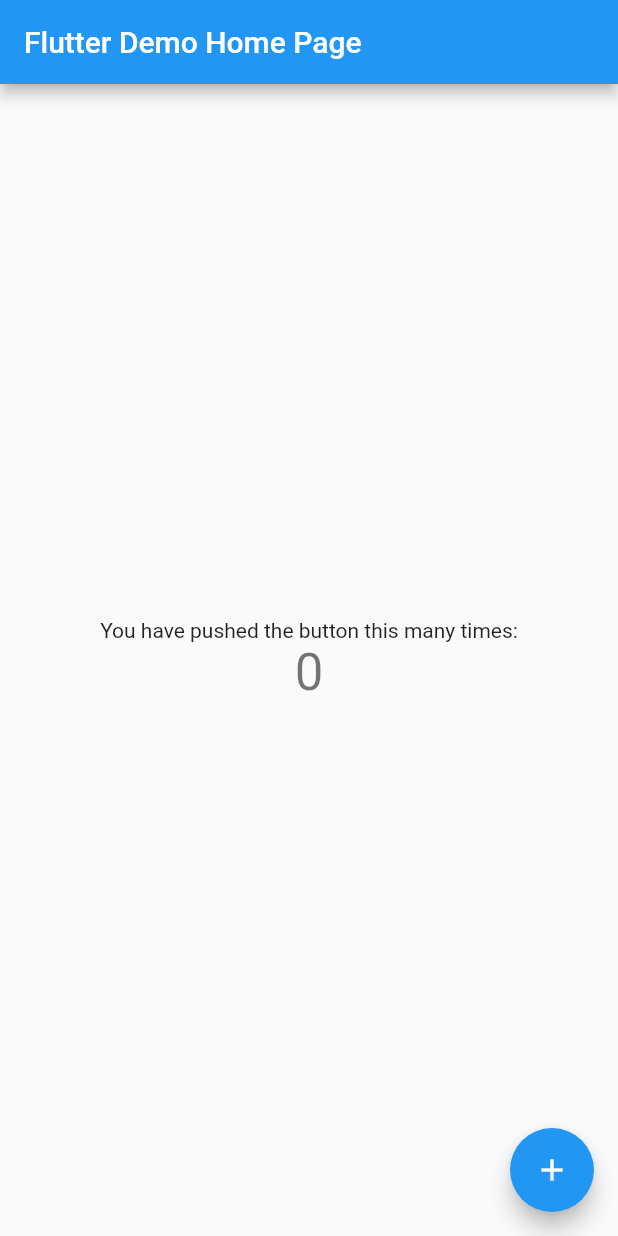
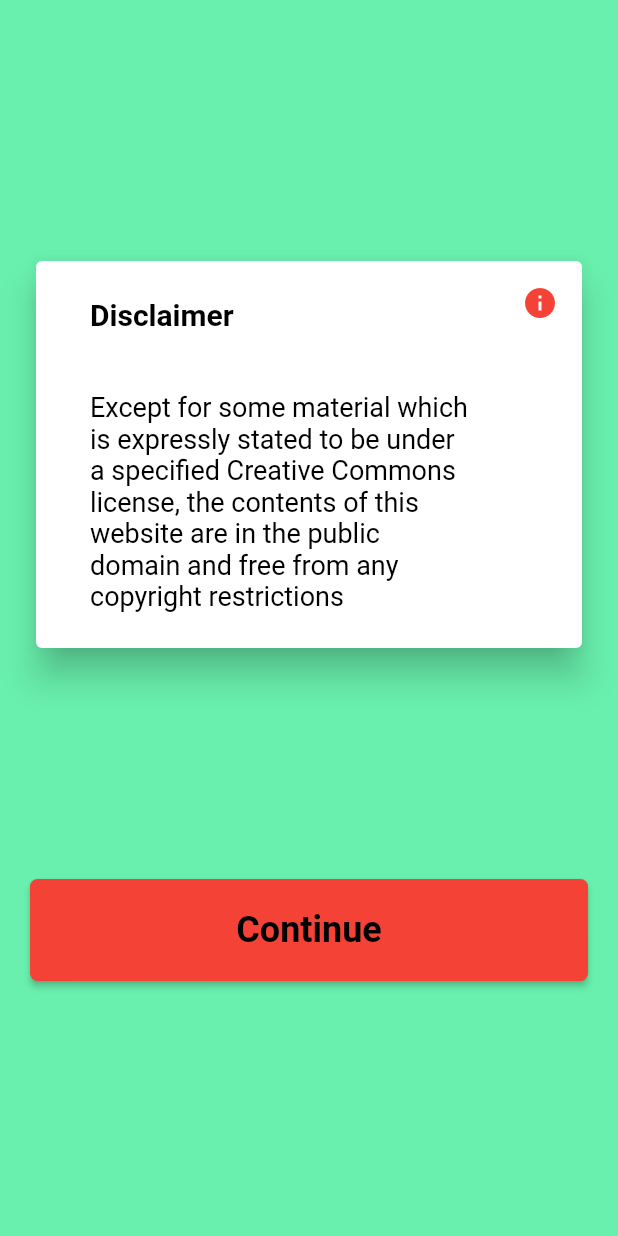
Before and after one commit to davidkihara/k_acts, a Flutter app: the screen it shows after launch, on a phone screen of 412 x 824 dp. Run offline on Flutter 3.47's test engine with Material 2 defaults, Android fonts, the phone set to English and light mode, and no system bars; missing offline and left inert: syncfusion_flutter_pdfviewer.

Commit message:
more features added

```diff
--- a/lib/main.dart
+++ b/lib/main.dart
@@ -1,4 +1,5 @@
 import 'package:flutter/material.dart';
+import 'package:k_acts/screens/welcome/welcome.dart';
 
 void main() {
   runApp(const MyApp());
@@ -11,105 +12,12 @@
   @override
   Widget build(BuildContext context) {
     return MaterialApp(
-      title: 'Flutter Demo',
+      debugShowCheckedModeBanner: false,
+      title: 'Kenya-Acts',
       theme: ThemeData(
-        // This is the theme of your application.
-        //
-        // Try running your application with "flutter run". You'll see the
-        // application has a blue toolbar. Then, without quitting the app, try
-        // changing the primarySwatch below to Colors.green and then invoke
-        // "hot reload" (press "r" in the console where you ran "flutter run",
-        // or simply save your changes to "hot reload" in a Flutter IDE).
-        // Notice that the counter didn't reset back to zero; the application
-        // is not restarted.
-        primarySwatch: Colors.blue,
+        primarySwatch: Colors.green,
       ),
-      home: const MyHomePage(title: 'Flutter Demo Home Page'),
+      home: const Welcome(),
     );
   }
 }
-
-class MyHomePage extends StatefulWidget {
-  const MyHomePage({Key? key, required this.title}) : super(key: key);
-
-  // This widget is the home page of your application. It is stateful, meaning
-  // that it has a State object (defined below) that contains fields that affect
-  // how it looks.
-
-  // This class is the configuration for the state. It holds the values (in this
-  // case the title) provided by the parent (in this case the App widget) and
-  // used by the build method of the State. Fields in a Widget subclass are
-  // always marked "final".
-
-  final String title;
-
-  @override
-  State<MyHomePage> createState() => _MyHomePageState();
-}
-
-class _MyHomePageState extends State<MyHomePage> {
-  int _counter = 0;
-
-  void _incrementCounter() {
-    setState(() {
-      // This call to setState tells the Flutter framework that something has
-      // changed in this State, which causes it to rerun the build method below
-      // so that the display can reflect the updated values. If we changed
-      // _counter without calling setState(), then the build method would not be
-      // called again, and so nothing would appear to happen.
-      _counter++;
-    });
-  }
-
-  @override
-  Widget build(BuildContext context) {
-    // This method is rerun every time setState is called, for instance as done
-    // by the _incrementCounter method above.
-    //
-    // The Flutter framework has been optimized to make rerunning build methods
-    // fast, so that you can just rebuild anything that needs updating rather
-    // than having to individually change instances of widgets.
-    return Scaffold(
-      appBar: AppBar(
-        // Here we take the value from the MyHomePage object that was created by
-        // the App.build method, and use it to set our appbar title.
-        title: Text(widget.title),
-      ),
-      body: Center(
-        // Center is a layout widget. It takes a single child and positions it
-        // in the middle of the parent.
-        child: Column(
-          // Column is also a layout widget. It takes a list of children and
-          // arranges them vertically. By default, it sizes itself to fit its
-          // children horizontally, and tries to be as tall as its parent.
-          //
-          // Invoke "debug painting" (press "p" in the console, choose the
-          // "Toggle Debug Paint" action from the Flutter Inspector in Android
-          // Studio, or the "Toggle Debug Paint" command in Visual Studio Code)
-          // to see the wireframe for each widget.
-          //
-          // Column has various properties to control how it sizes itself and
-          // how it positions its children. Here we use mainAxisAlignment to
-          // center the children vertically; the main axis here is the vertical
-          // axis because Columns are vertical (the cross axis would be
-          // horizontal).
-          mainAxisAlignment: MainAxisAlignment.center,
-          children: <Widget>[
-            const Text(
-              'You have pushed the button this many times:',
-            ),
-            Text(
-              '$_counter',
-              style: Theme.of(context).textTheme.headline4,
-            ),
-          ],
-        ),
-      ),
-      floatingActionButton: FloatingActionButton(
-        onPressed: _incrementCounter,
-        tooltip: 'Increment',
-        child: const Icon(Icons.add),
-      ), // This trailing comma makes auto-formatting nicer for build methods.
-    );
-  }
-}
--- /dev/null
+++ b/lib/screens/welcome/welcome.dart
@@ -0,0 +1,93 @@
+import 'package:flutter/material.dart';
+import 'package:k_acts/screens/home/home_screen.dart';
+
+class Welcome extends StatefulWidget {
+  const Welcome({Key? key}) : super(key: key);
+
+  @override
+  _WelcomeState createState() => _WelcomeState();
+}
+
+class _WelcomeState extends State<Welcome> {
+  @override
+  Widget build(BuildContext context) {
+    return Scaffold(
+      backgroundColor: Colors.greenAccent,
+      body: Padding(
+        padding: const EdgeInsets.all(20.0),
+        child: SafeArea(
+          child: Column(
+            mainAxisAlignment: MainAxisAlignment.spaceEvenly,
+            children: <Widget>[
+              const Card(
+                elevation: 10,
+                child: ListTile(
+                  title: Padding(
+                    padding: EdgeInsets.all(20.0),
+                    child: Text(
+                      "Disclaimer",
+                      style: TextStyle(
+                        fontSize: 20,
+                        fontWeight: FontWeight.bold,
+                        color: Colors.black,
+                      ),
+                    ),
+                  ),
+                  trailing: Icon(
+                    Icons.info,
+                    color: Colors.red,
+                  ),
+                  subtitle: Padding(
+                    padding: EdgeInsets.all(20.0),
+                    child: Text(
+                      "Except for some material which is expressly stated to be under a specified Creative Commons license, the contents of this website are in the public domain and free from any copyright restrictions",
+                      style: TextStyle(
+                        fontSize: 18,
+                        fontWeight: FontWeight.normal,
+                        color: Colors.black,
+                      ),
+                    ),
+                  ),
+                ),
+              ),
+              SizedBox(
+                width: double.infinity,
+                child: ElevatedButton(
+                  onPressed: () {
+                    Navigator.push(
+                      context,
+                      MaterialPageRoute(
+                          builder: (context) => const HomeScreen()),
+                    );
+                  },
+                  style: ButtonStyle(
+                    foregroundColor:
+                        MaterialStateProperty.all<Color>(Colors.white),
+                    backgroundColor:
+                        MaterialStateProperty.all<Color>(Colors.red),
+                    shape: MaterialStateProperty.all<RoundedRectangleBorder>(
+                      RoundedRectangleBorder(
+                        borderRadius: BorderRadius.circular(5.0),
+                      ),
+                    ),
+                  ),
+                  child: const Padding(
+                    padding: EdgeInsets.all(20.0),
+                    child: Text(
+                      "Continue",
+                      style: TextStyle(
+                        fontSize: 24,
+                        fontWeight: FontWeight.bold,
+                        color: Colors.black,
+                      ),
+                    ),
+                  ),
+                ),
+              ),
+            ],
+          ),
+        ),
+      ),
+    );
+  }
+}
--- a/pubspec.yaml
+++ b/pubspec.yaml
@@ -34,6 +34,8 @@
   # The following adds the Cupertino Icons font to your application.
   # Use with the CupertinoIcons class for iOS style icons.
   cupertino_icons: ^1.0.2
+  # advance_pdf_viewer: ^2.0.1
+  syncfusion_flutter_pdfviewer: ^19.4.54-beta
 
 dev_dependencies:
   flutter_test:
@@ -58,7 +60,8 @@
   uses-material-design: true
 
   # To add assets to your application, add an assets section, like this:
-  # assets:
+  assets:
+    - assets/acts/
   #   - images/a_dot_burr.jpeg
   #   - images/a_dot_ham.jpeg
 
```
Also changed, not shown: lib/screens/acts/constitution.dart (added, +43 -0 lines), lib/screens/acts/view_by_category.dart (added, +113 -0 lines), lib/screens/acts/view_by_list.dart (added, +29 -0 lines), lib/screens/home/home_screen.dart (added, +137 -0 lines), pubspec.lock, 123 other files.
